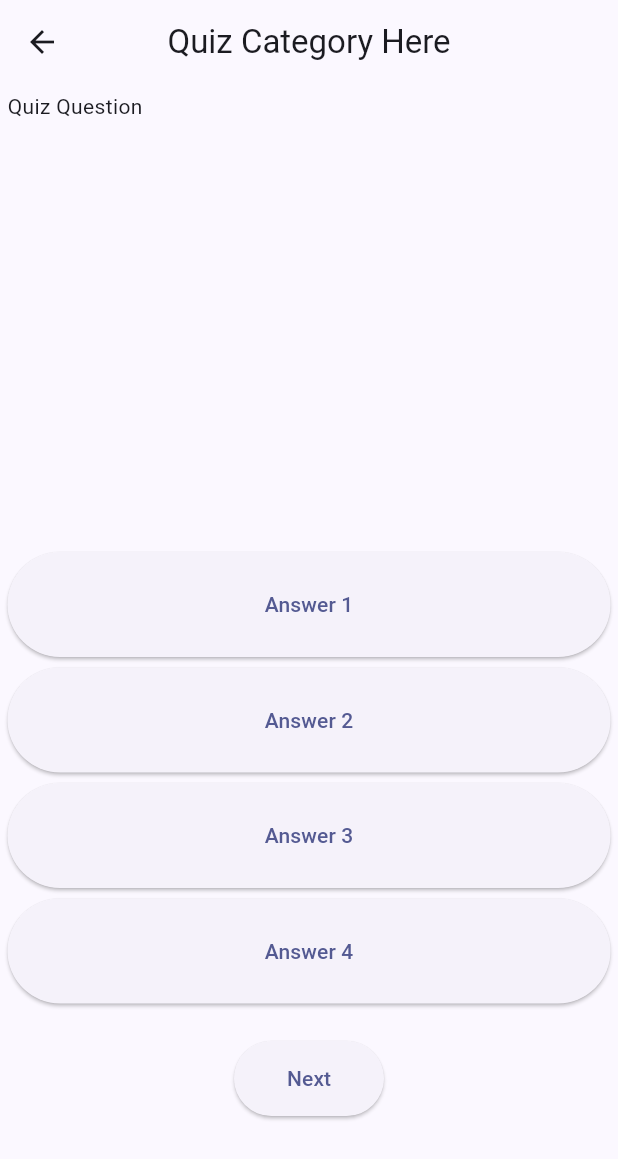
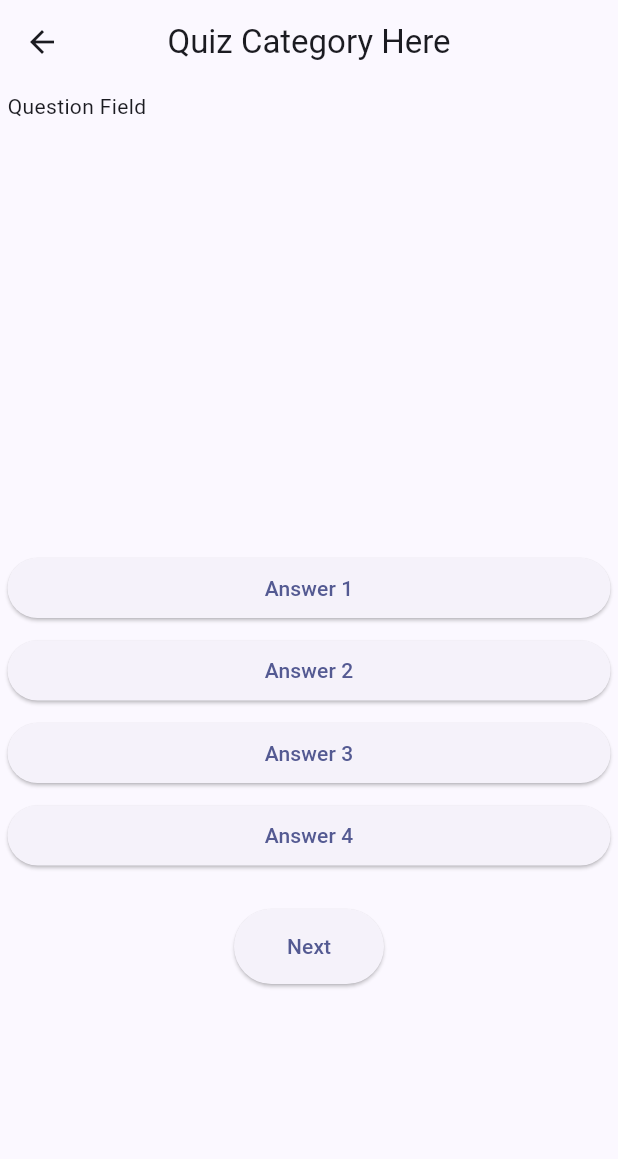
Before and after one commit to johnjoemer/Trivia_App, a Flutter app: the QuizPage screen opened directly, on a phone screen of 412 x 824 dp. Shown: the top 1159 px of the screen. Run offline on Flutter 3.47's test engine with Material 2 defaults, Android fonts, the phone set to English and light mode, and no system bars.

Commit message:
layout for quiz page

```diff
--- a/trivia_quiz_app/lib/screens/home_page.dart
+++ b/trivia_quiz_app/lib/screens/home_page.dart
@@ -12,7 +12,7 @@ class MyApp extends StatelessWidget {
   Widget build(BuildContext context) {
     return MaterialApp(
       theme: ThemeData(
-        colorScheme: ColorScheme.fromSeed(seedColor: Color.fromARGB(0, 4, 15, 116),),
+        colorScheme: ColorScheme.fromSeed(seedColor: const Color.fromARGB(0, 4, 15, 116),),
         useMaterial3: true,
       ),
       home: const HomePage(),
--- a/trivia_quiz_app/lib/screens/quiz_page.dart
+++ b/trivia_quiz_app/lib/screens/quiz_page.dart
@@ -1,5 +1,6 @@
 // import 'dart:math';
 import 'package:flutter/material.dart';
+// import 'package:trivia_quiz_app/resources/api_fetcher.dart';
 
 class QuizPage extends StatefulWidget {
   const QuizPage({super.key});
@@ -22,20 +23,19 @@ class _QuizPageState extends State<QuizPage> {
       children: <Widget>[
 
         Container(
-        padding: const EdgeInsets.all(5),
+        padding:const EdgeInsets.all(5),
           child: Column(
             children: [
               const SizedBox(
                 width: 500,
                 height: 300,
-                child: Text("Quiz Question"),
+                child: Text('Question Field'),
               ),
 
               const SizedBox(height: 7),
 
               SizedBox(
                 width: 500,
-                height: 70,
                 child: ElevatedButton(
                   onPressed: (){
 
@@ -48,7 +48,6 @@ class _QuizPageState extends State<QuizPage> {
 
               SizedBox(
                 width: 500,
-                height: 70,
                 child: ElevatedButton(
                   onPressed: (){
 
@@ -61,7 +60,6 @@ class _QuizPageState extends State<QuizPage> {
 
               SizedBox(
                 width: 500,
-                height: 70,
                 child: ElevatedButton(
                   onPressed: (){
 
@@ -74,7 +72,6 @@ class _QuizPageState extends State<QuizPage> {
 
               SizedBox(
                 width: 500,
-                height: 70,
                 child: ElevatedButton(
                   onPressed: (){
 
```
Also changed, not shown: trivia_quiz_app/lib/main.dart (+5 -5 lines), trivia_quiz_app/lib/resources/api_fetcher.dart (line endings or trailing spaces), trivia_quiz_app/lib/screens/quizstart_page.dart (added).
